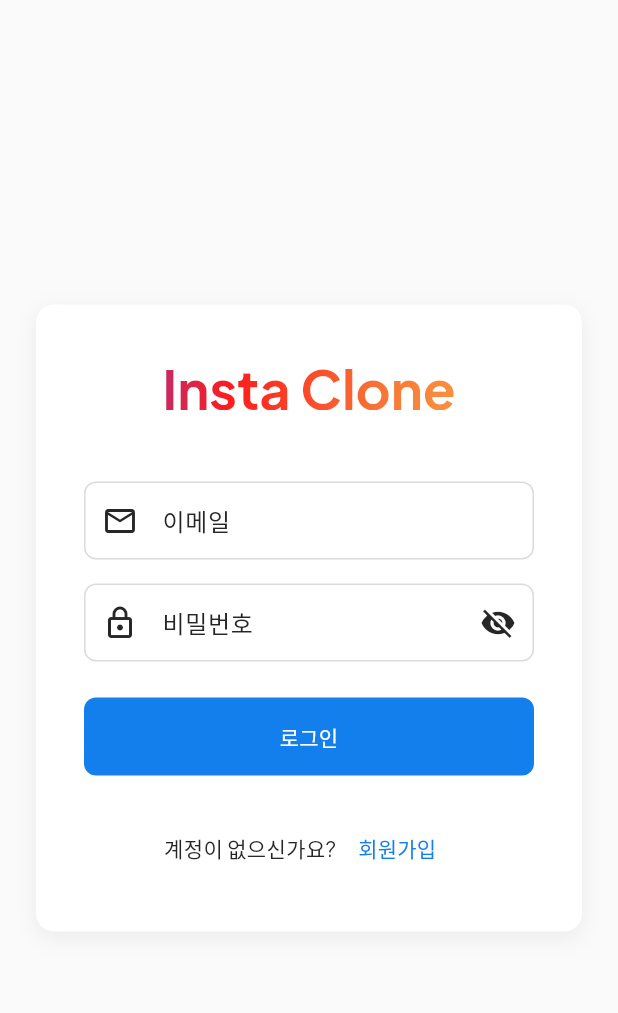
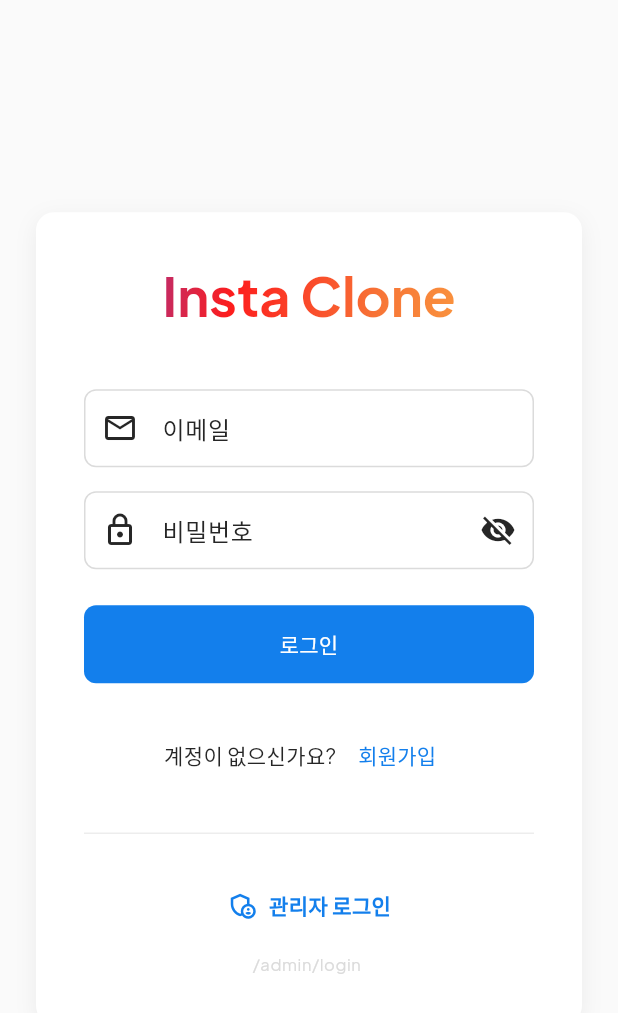
Before and after one commit to kiheonshin/instaclone, a Flutter app: the screen it shows after launch, on a phone screen of 412 x 824 dp. Shown: the top 1013 px of the screen. Run offline on Flutter 3.47's test engine with Material 3 defaults, Android fonts, the phone set to English and light mode, and no system bars; our stand-ins replace cached_network_image, dotted_border, flutter_riverpod, go_router, google_fonts, image_picker and 2 more; missing offline and left inert: dart:html; accounts and stored records are empty.

Commit message:
fix: login and deployment issues - restore supabase config, add SPA rewrites, admin navigation
Co-authored-by: Cursor <cursoragent@cursor.com>

```diff
--- /dev/null
+++ b/lib/config/app_url.dart
@@ -0,0 +1,6 @@
+/// 관리자 로그인 전체 URL
+/// - Web: https://도메인/admin/login
+/// - 기타: /admin/login
+import 'app_url_stub.dart' if (dart.library.html) 'app_url_web.dart' as _url;
+
+String get adminLoginFullUrl => _url.adminLoginFullUrl;
--- /dev/null
+++ b/lib/config/app_url_stub.dart
@@ -0,0 +1,2 @@
+/// Non-web: 상대 경로 반환
+String get adminLoginFullUrl => '/admin/login';
--- /dev/null
+++ b/lib/config/app_url_web.dart
@@ -0,0 +1,7 @@
+import 'dart:html' as html;
+
+/// Web: 전체 도메인 + /admin/login (예: https://instaclone.vercel.app/admin/login)
+String get adminLoginFullUrl {
+  final origin = html.window.location.origin;
+  return '$origin/admin/login';
+}
--- a/lib/features/auth/presentation/login_screen.dart
+++ b/lib/features/auth/presentation/login_screen.dart
@@ -1,6 +1,7 @@
 import 'package:flutter/material.dart';
 import 'package:flutter_riverpod/flutter_riverpod.dart';
 import 'package:go_router/go_router.dart';
+import 'package:insta_clone/config/app_url.dart';
 import 'package:insta_clone/theme/app_theme.dart';
 import '../providers/auth_provider.dart';
 
@@ -52,7 +53,7 @@ class _LoginScreenState extends ConsumerState<LoginScreen> {
       backgroundColor: Theme.of(context).colorScheme.surface,
       body: Center(
         child: SingleChildScrollView(
-          padding: const EdgeInsets.all(24),
+          padding: const EdgeInsets.symmetric(horizontal: 24, vertical: 32),
           child: ConstrainedBox(
             constraints: const BoxConstraints(maxWidth: 400),
             child: Container(
@@ -142,6 +143,44 @@ class _LoginScreenState extends ConsumerState<LoginScreen> {
                         ),
                       ],
                     ),
+                    const SizedBox(height: 20),
+                    Divider(
+                      color: Theme.of(context).colorScheme.outline.withValues(alpha: 0.5),
+                    ),
+                    const SizedBox(height: 16),
+                    Center(
+                      child: Column(
+                        children: [
+                          TextButton.icon(
+                            onPressed: () => context.go('/admin/login'),
+                            icon: Icon(
+                              Icons.admin_panel_settings_outlined,
+                              size: 20,
+                              color: Theme.of(context).colorScheme.primary,
+                            ),
+                            label: Text(
+                              '관리자 로그인',
+                              style: Theme.of(context).textTheme.bodyMedium?.copyWith(
+                                    color: Theme.of(context).colorScheme.primary,
+                                    fontWeight: FontWeight.w600,
+                                  ),
+                            ),
+                            style: TextButton.styleFrom(
+                              foregroundColor: Theme.of(context).colorScheme.primary,
+                              padding: const EdgeInsets.symmetric(horizontal: 16, vertical: 12),
+                            ),
+                          ),
+                          const SizedBox(height: 8),
+                          SelectableText(
+                            adminLoginFullUrl,
+                            style: Theme.of(context).textTheme.bodySmall?.copyWith(
+                                  color: Theme.of(context).colorScheme.outline,
+                                  fontSize: 11,
+                                ),
+                          ),
+                        ],
+                      ),
+                    ),
                   ],
                 ),
               ),
--- a/lib/shared/layout/main_layout.dart
+++ b/lib/shared/layout/main_layout.dart
@@ -47,10 +47,13 @@ class _BottomNavBar extends ConsumerWidget {
 
   final String location;
 
-  int _getSelectedIndex() {
+  int _getSelectedIndex(WidgetRef ref) {
+    final profile = ref.watch(currentProfileProvider).valueOrNull;
+    final hasAdmin = profile?.isAdmin == true;
     if (location == '/') return 0;
     if (location.startsWith('/search')) return 1;
     if (location.startsWith('/create')) return 2;
+    if (location.startsWith('/admin')) return hasAdmin ? 4 : 3;
     if (location.startsWith('/profile')) return 3;
     return 0;
   }
@@ -59,6 +62,7 @@ class _BottomNavBar extends ConsumerWidget {
   Widget build(BuildContext context, WidgetRef ref) {
     final profile = ref.watch(currentProfileProvider).valueOrNull;
     final theme = Theme.of(context);
+    final hasAdmin = profile?.isAdmin == true;
     return Container(
       decoration: BoxDecoration(
         color: theme.bottomNavigationBarTheme.backgroundColor,
@@ -71,12 +75,18 @@ class _BottomNavBar extends ConsumerWidget {
       ),
       child: BottomNavigationBar(
         type: BottomNavigationBarType.fixed,
-        currentIndex: _getSelectedIndex(),
-        items: const [
-          BottomNavigationBarItem(icon: Icon(Icons.home_outlined), activeIcon: Icon(Icons.home), label: '홈'),
-          BottomNavigationBarItem(icon: Icon(Icons.search), label: '검색'),
-          BottomNavigationBarItem(icon: Icon(Icons.add_box_outlined), activeIcon: Icon(Icons.add_box), label: '만들기'),
-          BottomNavigationBarItem(icon: Icon(Icons.person_outline), activeIcon: Icon(Icons.person), label: '프로필'),
+        currentIndex: _getSelectedIndex(ref),
+        items: [
+          const BottomNavigationBarItem(icon: Icon(Icons.home_outlined), activeIcon: Icon(Icons.home), label: '홈'),
+          const BottomNavigationBarItem(icon: Icon(Icons.search), label: '검색'),
+          const BottomNavigationBarItem(icon: Icon(Icons.add_box_outlined), activeIcon: Icon(Icons.add_box), label: '만들기'),
+          const BottomNavigationBarItem(icon: Icon(Icons.person_outline), activeIcon: Icon(Icons.person), label: '프로필'),
+          if (hasAdmin)
+            const BottomNavigationBarItem(
+              icon: Icon(Icons.admin_panel_settings_outlined),
+              activeIcon: Icon(Icons.admin_panel_settings),
+              label: '관리자',
+            ),
         ],
         onTap: (index) {
           switch (index) {
@@ -91,6 +101,9 @@ class _BottomNavBar extends ConsumerWidget {
               break;
             case 3:
               if (profile != null) context.go('/profile/${profile.username}');
+              break;
+            case 4:
+              if (hasAdmin) context.go('/admin');
               break;
           }
         },
@@ -137,6 +150,15 @@ class _NavSidebar extends ConsumerWidget {
             isActive: location.startsWith('/create'),
             onTap: () => context.go('/create'),
           ),
+          if (profile?.isAdmin == true) ...[
+            _NavItem(
+              icon: Icons.admin_panel_settings_outlined,
+              activeIcon: Icons.admin_panel_settings,
+              label: '관리자',
+              isActive: location.startsWith('/admin'),
+              onTap: () => context.go('/admin'),
+            ),
+          ],
           const Spacer(),
           _NavItem(
             icon: Icons.person_outline,
```
Also changed, not shown: lib/admin/presentation/admin_dashboard_screen.dart (+11 -1 lines), lib/admin/presentation/admin_login_screen.dart (+13 -1 lines), lib/features/profile/presentation/profile_screen.dart (+34 -4 lines), vercel.json, 1 other file.
